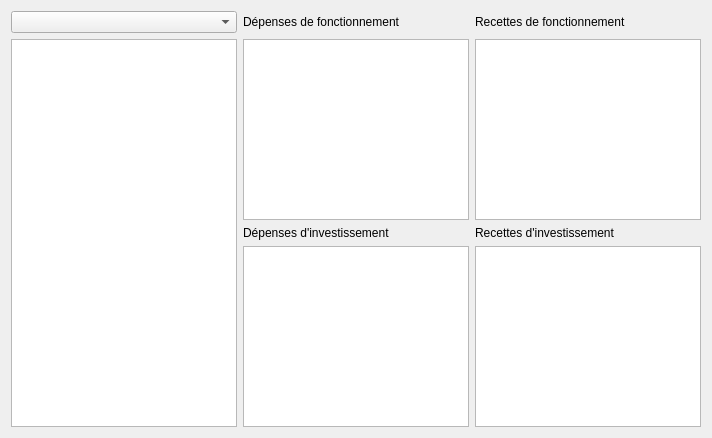
GiPiLab/ProtonClassicSuite, file dialogeditaudit.ui: the form before one commit.
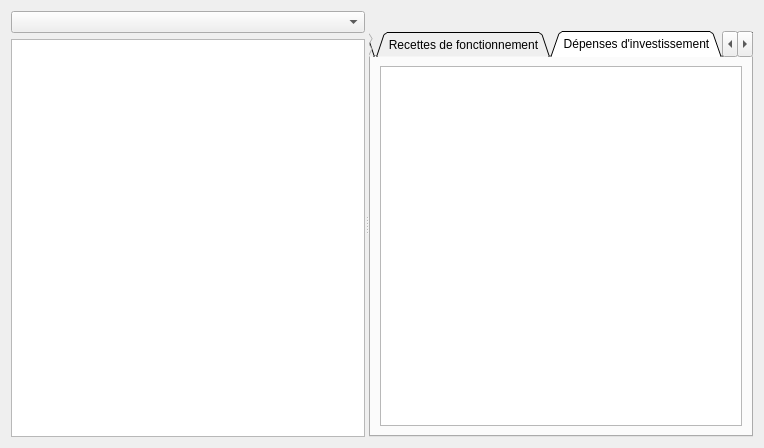
The form after the commit. The open tabs and pages were chosen to show the change.

Commit message: Initial audit input works

Patch:
```diff
--- a/dialogeditaudit.ui
+++ b/dialogeditaudit.ui
@@ -1,34 +1,30 @@
 <?xml version="1.0" encoding="UTF-8"?>
 <ui version="4.0">
  <class>DialogEditAudit</class>
- <widget class="QDialog" name="DialogEditAudit">
+ <widget class="QWidget" name="DialogEditAudit">
   <property name="geometry">
    <rect>
     <x>0</x>
     <y>0</y>
-    <width>712</width>
-    <height>438</height>
+    <width>764</width>
+    <height>448</height>
    </rect>
   </property>
   <property name="windowTitle">
    <string>Dialog</string>
   </property>
-  <layout class="QGridLayout" name="gridLayout">
-   <item row="0" column="1">
-    <widget class="QLabel" name="label">
-     <property name="text">
-      <string>Dépenses de fonctionnement</string>
+  <layout class="QVBoxLayout" name="verticalLayout_3">
+   <item>
+    <widget class="QSplitter" name="splitter">
+     <property name="orientation">
+      <enum>Qt::Horizontal</enum>
      </property>
-    </widget>
-   </item>
-   <item row="0" column="2">
-    <widget class="QLabel" name="label_2">
-     <property name="text">
-      <string>Recettes de fonctionnement</string>
-     </property>
-    </widget>
-   </item>
-   <item row="1" column="0" rowspan="3">
+     <widget class="QWidget" name="">
+      <layout class="QVBoxLayout" name="verticalLayout_2">
+       <item>
+        <widget class="QComboBox" name="comboListAudits"/>
+       </item>
+       <item>
     <widget class="QTreeView" name="treeView">
      <property name="editTriggers">
       <set>QAbstractItemView::NoEditTriggers</set>
@@ -44,7 +40,31 @@
      </attribute>
     </widget>
    </item>
-   <item row="1" column="1">
+      </layout>
+     </widget>
+     <widget class="QWidget" name="">
+      <layout class="QVBoxLayout" name="verticalLayout">
+       <item>
+        <widget class="QLabel" name="label">
+         <property name="text">
+          <string/>
+         </property>
+        </widget>
+       </item>
+       <item>
+        <widget class="QTabWidget" name="tabWidget">
+         <property name="tabShape">
+          <enum>QTabWidget::Triangular</enum>
+         </property>
+         <property name="currentIndex">
+          <number>0</number>
+         </property>
+         <widget class="QWidget" name="tabDF">
+          <attribute name="title">
+           <string>Dépenses de fonctionnement</string>
+          </attribute>
+          <layout class="QHBoxLayout" name="horizontalLayout_4">
+           <item>
     <widget class="QTableView" name="tableViewDF">
      <property name="selectionMode">
       <enum>QAbstractItemView::NoSelection</enum>
@@ -52,40 +72,61 @@
      <property name="selectionBehavior">
       <enum>QAbstractItemView::SelectRows</enum>
      </property>
-     <attribute name="horizontalHeaderVisible">
-      <bool>true</bool>
-     </attribute>
+             <attribute name="verticalHeaderVisible">
+              <bool>false</bool>
+             </attribute>
+            </widget>
+           </item>
+          </layout>
+         </widget>
+         <widget class="QWidget" name="tabRF">
+          <attribute name="title">
+           <string>Recettes de fonctionnement</string>
+          </attribute>
+          <layout class="QHBoxLayout" name="horizontalLayout_3">
+           <item>
+            <widget class="QTableView" name="tableViewRF">
      <attribute name="verticalHeaderVisible">
       <bool>false</bool>
      </attribute>
     </widget>
    </item>
-   <item row="1" column="2">
-    <widget class="QTableView" name="tableViewRF"/>
-   </item>
-   <item row="2" column="1">
-    <widget class="QLabel" name="label_3">
-     <property name="text">
+          </layout>
+         </widget>
+         <widget class="QWidget" name="tabDI">
+          <attribute name="title">
       <string>Dépenses d'investissement</string>
-     </property>
-    </widget>
-   </item>
-   <item row="2" column="2">
-    <widget class="QLabel" name="label_4">
-     <property name="text">
+          </attribute>
+          <layout class="QHBoxLayout" name="horizontalLayout_2">
+           <item>
+            <widget class="QTableView" name="tableViewDI">
+             <attribute name="verticalHeaderVisible">
+              <bool>false</bool>
+             </attribute>
+            </widget>
+           </item>
+          </layout>
+         </widget>
+         <widget class="QWidget" name="tabRI">
+          <attribute name="title">
       <string>Recettes d'investissement</string>
-     </property>
-    </widget>
-   </item>
-   <item row="3" column="1">
-    <widget class="QTableView" name="tableViewDI"/>
-   </item>
-   <item row="3" column="2">
-    <widget class="QTableView" name="tableViewRI"/>
+          </attribute>
+          <layout class="QHBoxLayout" name="horizontalLayout">
+           <item>
+            <widget class="QTableView" name="tableViewRI">
+             <attribute name="verticalHeaderVisible">
+              <bool>false</bool>
+             </attribute>
+            </widget>
+           </item>
+          </layout>
+         </widget>
+        </widget>
+       </item>
+      </layout>
+     </widget>
+    </widget>
    </item>
-   <item row="0" column="0">
-    <widget class="QComboBox" name="comboListAudits"/>
-   </item>
   </layout>
  </widget>
  <resources/>
```
Left out of the diff: 8 changed lines with no effect on the pictures. Lines whose indentation alone changed are shown as unchanged. The commit also changes 16 other files.
